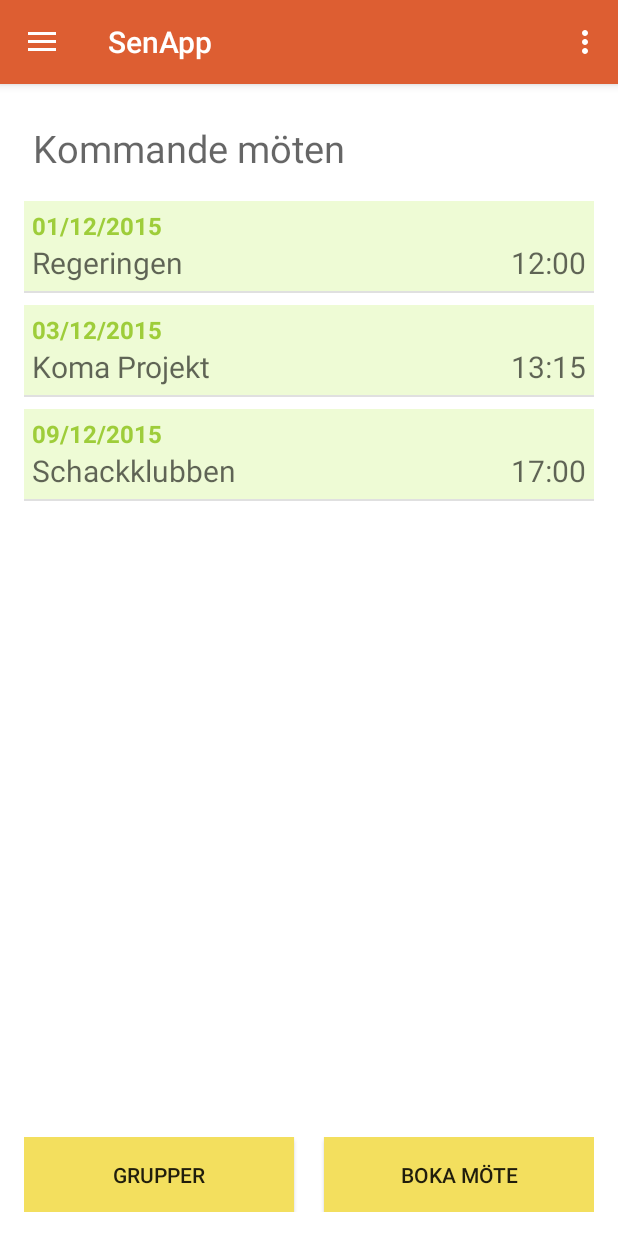
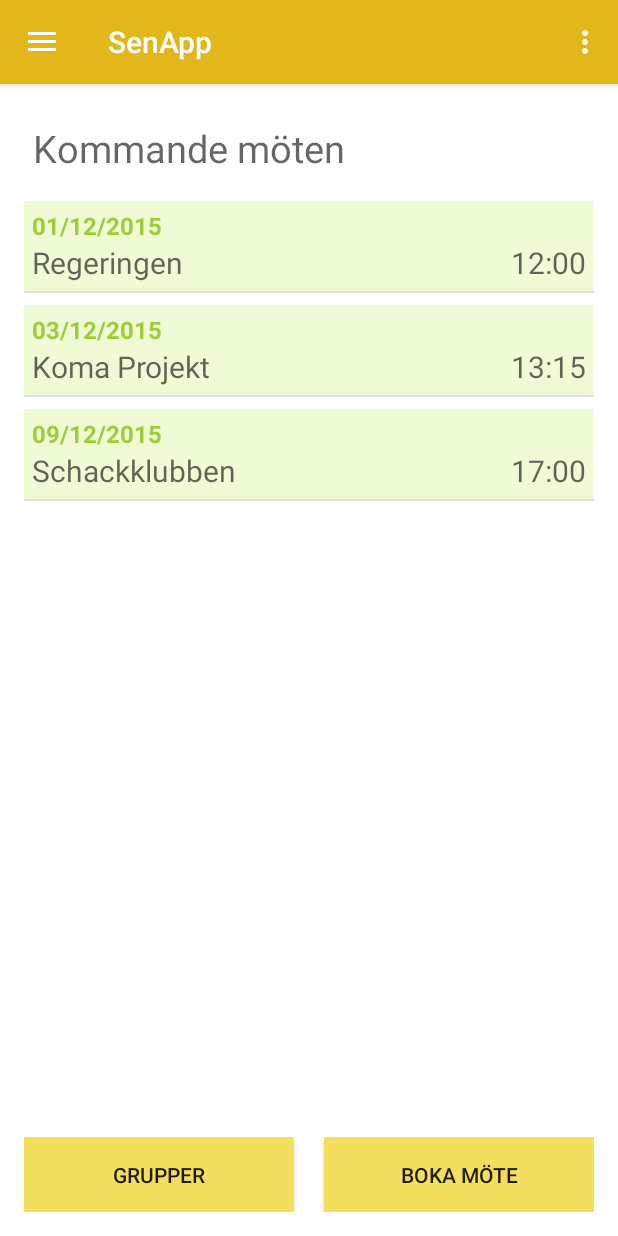
Before and after one commit to ettlitetlov/Drawer.senApp, an Android app: the screen it shows after launch (MainActivity), on a phone screen of 412 x 824 dp. Run offline under Robolectric (Android 15) with nearby library versions, the phone set to English and light mode, and no system bars.

Commit message:
mörkare gul tillagd till toolbarfärgerna

```diff
--- a/app/src/main/java/com/example/axel/drawer/MainFragment.java
+++ b/app/src/main/java/com/example/axel/drawer/MainFragment.java
@@ -39,11 +39,16 @@ public class MainFragment extends Fragment {
     public View onCreateView(LayoutInflater inflater, ViewGroup container,
                              Bundle savedInstanceState) {
 
-        ((AppCompatActivity) getActivity()).getSupportActionBar().setTitle("SenApp"); //ändra toolbar-titeln
+        //ändra toolbar-titeln
+        ((AppCompatActivity) getActivity()).getSupportActionBar().setTitle("SenApp");
+        //ändra färg på toolbar
+        ((AppCompatActivity) getActivity()).getSupportActionBar().setBackgroundDrawable(getResources().getDrawable(R.drawable.toolbar_light_orange));
+
         meetingAdapter = new MeetingAdapter(MeetingData, getActivity());
 
         // Inflate the layout for this fragment
         View view = inflater.inflate(R.layout.fragment_main, container, false);
+
         //Grupp-knapp
         Button groupButton = (Button) view.findViewById(R.id.Groups);
         groupButton.setOnClickListener(new View.OnClickListener() {
```
Also changed, not shown: app/src/main/res/drawable/toolbar_light_orange.png (added), app/src/main/res/drawable/toolbar_yellow.png.
